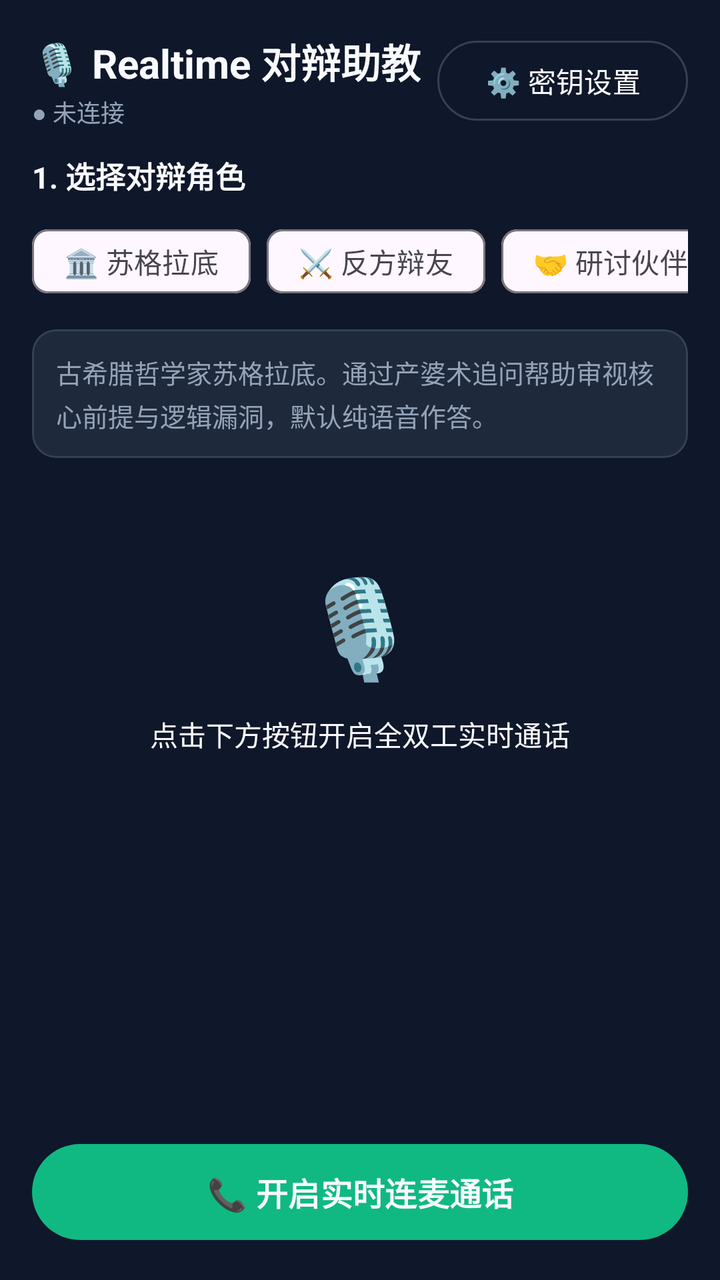
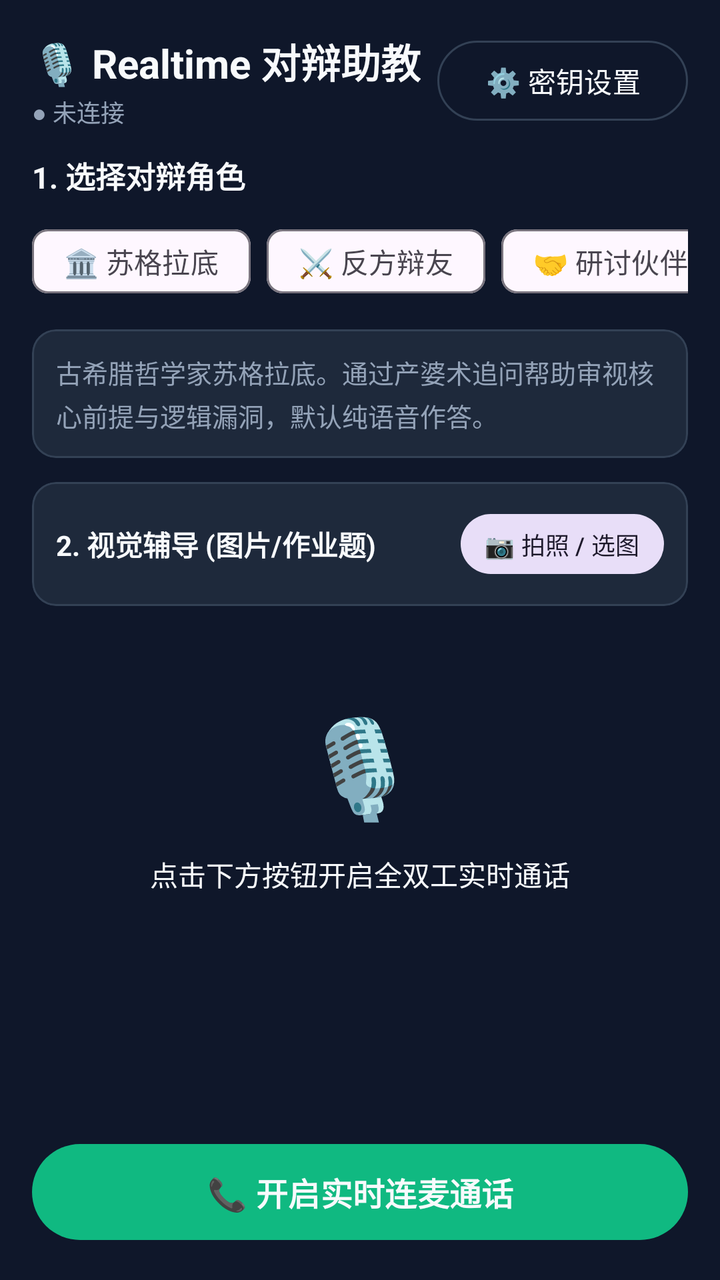

The first picture is an Android layout as it rendered before a commit; the second is the same layout after the commit. The layout source and the unified diff follow.
<!-- AndroidManifest.xml: application theme Theme.RealtimeDebate -->
<!-- res/layout/activity_main.xml -->
<?xml version="1.0" encoding="utf-8"?>
<androidx.constraintlayout.widget.ConstraintLayout xmlns:android="http://schemas.android.com/apk/res/android"
    xmlns:app="http://schemas.android.com/apk/res-auto"
    xmlns:tools="http://schemas.android.com/tools"
    android:layout_width="match_parent"
    android:layout_height="match_parent"
    android:background="@color/bg_dark"
    android:padding="16dp">

    
    <LinearLayout
        android:id="@+id/headerLayout"
        android:layout_width="match_parent"
        android:layout_height="wrap_content"
        android:orientation="horizontal"
        android:gravity="center_vertical"
        app:layout_constraintTop_toTopOf="parent"
        app:layout_constraintStart_toStartOf="parent"
        app:layout_constraintEnd_toEndOf="parent">

        <LinearLayout
            android:layout_width="0dp"
            android:layout_height="wrap_content"
            android:layout_weight="1"
            android:orientation="vertical">

            <TextView
                android:layout_width="wrap_content"
                android:layout_height="wrap_content"
                android:text="🎙️ Realtime 对辩助教"
                android:textColor="@color/text_primary"
                android:textSize="20sp"
                android:textStyle="bold" />

            <TextView
                android:id="@+id/tvConnStatus"
                android:layout_width="wrap_content"
                android:layout_height="wrap_content"
                android:text="@string/status_idle"
                android:textColor="@color/text_secondary"
                android:textSize="12sp"
                android:layout_marginTop="2dp" />
        </LinearLayout>

        <com.google.android.material.button.MaterialButton
            android:id="@+id/btnSettings"
            style="@style/Widget.Material3.Button.OutlinedButton"
            android:layout_width="wrap_content"
            android:layout_height="wrap_content"
            android:text="⚙️ 密钥设置"
            android:textColor="@color/text_primary"
            app:strokeColor="@color/card_stroke" />
    </LinearLayout>

    <ScrollView
        android:layout_width="match_parent"
        android:layout_height="0dp"
        android:layout_marginTop="12dp"
        android:layout_marginBottom="12dp"
        app:layout_constraintTop_toBottomOf="@id/headerLayout"
        app:layout_constraintBottom_toTopOf="@id/bottomControls">

        <LinearLayout
            android:layout_width="match_parent"
            android:layout_height="wrap_content"
            android:orientation="vertical">

            
            <TextView
                android:layout_width="wrap_content"
                android:layout_height="wrap_content"
                android:text="1. 选择对辩角色"
                android:textColor="@color/text_primary"
                android:textSize="15sp"
                android:textStyle="bold"
                android:layout_marginBottom="8dp" />

            
            <HorizontalScrollView
                android:layout_width="match_parent"
                android:layout_height="wrap_content"
                android:scrollbars="none">

                <com.google.android.material.chip.ChipGroup
                    android:id="@+id/roleChipGroup"
                    android:layout_width="wrap_content"
                    android:layout_height="wrap_content"
                    app:singleSelection="true"
                    app:selectionRequired="true">

                    <com.google.android.material.chip.Chip
                        android:id="@+id/chipSocrates"
                        style="@style/Widget.Material3.Chip.Filter"
                        android:layout_width="wrap_content"
                        android:layout_height="wrap_content"
                        android:text="🏛️ 苏格拉底" />

                    <com.google.android.material.chip.Chip
                        android:id="@+id/chipOpponent"
                        style="@style/Widget.Material3.Chip.Filter"
                        android:layout_width="wrap_content"
                        android:layout_height="wrap_content"
                        android:text="⚔️ 反方辩友" />

                    <com.google.android.material.chip.Chip
                        android:id="@+id/chipCollaborator"
                        style="@style/Widget.Material3.Chip.Filter"
                        android:layout_width="wrap_content"
                        android:layout_height="wrap_content"
                        android:text="🤝 研讨伙伴" />

                    <com.google.android.material.chip.Chip
                        android:id="@+id/chipFirstGrade"
                        style="@style/Widget.Material3.Chip.Filter"
                        android:layout_width="wrap_content"
                        android:layout_height="wrap_content"
                        android:text="🎒 一年级学习助手" />

                    <com.google.android.material.chip.Chip
                        android:id="@+id/chipWhys"
                        style="@style/Widget.Material3.Chip.Filter"
                        android:layout_width="wrap_content"
                        android:layout_height="wrap_content"
                        android:text="🌟 十万个为什么" />

                    <com.google.android.material.chip.Chip
                        android:id="@+id/chipCustom"
                        style="@style/Widget.Material3.Chip.Filter"
                        android:layout_width="wrap_content"
                        android:layout_height="wrap_content"
                        android:text="✏️ 自定义角色" />
                </com.google.android.material.chip.ChipGroup>
            </HorizontalScrollView>

            
            <com.google.android.material.card.MaterialCardView
                android:layout_width="match_parent"
                android:layout_height="wrap_content"
                android:layout_marginTop="10dp"
                app:cardBackgroundColor="@color/card_bg"
                app:strokeColor="@color/card_stroke">

                <LinearLayout
                    android:layout_width="match_parent"
                    android:layout_height="wrap_content"
                    android:orientation="vertical"
                    android:padding="12dp">

                    <TextView
                        android:id="@+id/tvRoleDesc"
                        android:layout_width="match_parent"
                        android:layout_height="wrap_content"
                        android:text="古希腊哲学家苏格拉底。通过产婆术追问帮助审视核心前提与逻辑漏洞，默认纯语音作答。"
                        android:textColor="@color/text_secondary"
                        android:textSize="13sp"
                        android:lineSpacingExtra="3dp" />
                </LinearLayout>
            </com.google.android.material.card.MaterialCardView>

            
            <com.google.android.material.card.MaterialCardView
                android:id="@+id/customRoleCard"
                android:layout_width="match_parent"
                android:layout_height="wrap_content"
                android:layout_marginTop="10dp"
                android:visibility="gone"
                app:cardBackgroundColor="@color/card_bg"
                app:strokeColor="@color/primary">

                <LinearLayout
                    android:layout_width="match_parent"
                    android:layout_height="wrap_content"
                    android:orientation="vertical"
                    android:padding="12dp">

                    <TextView
                        android:layout_width="wrap_content"
                        android:layout_height="wrap_content"
                        android:text="✏️ 自定义角色设定与人设"
                        android:textColor="@color/text_primary"
                        android:textSize="14sp"
                        android:textStyle="bold" />

                    <EditText
                        android:id="@+id/etCustomPrompt"
                        android:layout_width="match_parent"
                        android:layout_height="wrap_content"
                        android:layout_marginTop="6dp"
                        android:background="@drawable/bg_edittext"
                        android:padding="10dp"
                        android:textColor="@color/text_primary"
                        android:textColorHint="@color/text_secondary"
                        android:hint="@string/custom_role_prompt_hint"
                        android:textSize="13sp"
                        android:gravity="top"
                        android:minLines="2" />

                    
                    <TextView
                        android:layout_width="wrap_content"
                        android:layout_height="wrap_content"
                        android:layout_marginTop="12dp"
                        android:text="@string/custom_duration_label"
                        android:textColor="@color/text_primary"
                        android:textSize="14sp"
                        android:textStyle="bold" />

                    <EditText
                        android:id="@+id/etCustomDuration"
                        android:layout_width="match_parent"
                        android:layout_height="wrap_content"
                        android:layout_marginTop="6dp"
                        android:background="@drawable/bg_edittext"
                        android:padding="10dp"
                        android:inputType="number"
                        android:text="12"
                        android:hint="@string/custom_duration_hint"
                        android:textColor="@color/text_primary"
                        android:textColorHint="@color/text_secondary"
                        android:textSize="13sp" />
                </LinearLayout>
            </com.google.android.material.card.MaterialCardView>

            
            <LinearLayout
                android:layout_width="match_parent"
                android:layout_height="160dp"
                android:layout_marginTop="20dp"
                android:gravity="center"
                android:orientation="vertical">

                <TextView
                    android:id="@+id/tvVisualizerEmoji"
                    android:layout_width="wrap_content"
                    android:layout_height="wrap_content"
                    android:text="🎙️"
                    android:textSize="48sp" />

                <TextView
                    android:id="@+id/tvLiveStatus"
                    android:layout_width="wrap_content"
                    android:layout_height="wrap_content"
                    android:layout_marginTop="12dp"
                    android:text="点击下方按钮开启全双工实时通话"
                    android:textColor="@color/text_primary"
                    android:textSize="14sp"
                    android:gravity="center" />
            </LinearLayout>

        </LinearLayout>
    </ScrollView>

    
    <LinearLayout
        android:id="@+id/bottomControls"
        android:layout_width="match_parent"
        android:layout_height="wrap_content"
        android:orientation="horizontal"
        android:gravity="center"
        app:layout_constraintBottom_toBottomOf="parent"
        app:layout_constraintStart_toStartOf="parent"
        app:layout_constraintEnd_toEndOf="parent">

        <com.google.android.material.button.MaterialButton
            android:id="@+id/btnMute"
            style="@style/Widget.Material3.Button.OutlinedButton"
            android:layout_width="wrap_content"
            android:layout_height="52dp"
            android:text="🎙️ 静音"
            android:textColor="@color/text_primary"
            android:layout_marginEnd="12dp"
            android:visibility="gone"
            app:strokeColor="@color/card_stroke" />

        <com.google.android.material.button.MaterialButton
            android:id="@+id/btnToggleCall"
            android:layout_width="0dp"
            android:layout_height="56dp"
            android:layout_weight="1"
            android:text="@string/btn_start_call"
            android:textColor="@color/text_primary"
            android:textSize="16sp"
            android:textStyle="bold"
            app:backgroundTint="@color/btn_call"
            app:cornerRadius="28dp" />
    </LinearLayout>

</androidx.constraintlayout.widget.ConstraintLayout>
<!-- resources referenced by this layout -->
<resources>
  <color name="bg_dark">#0F172A</color>
  <color name="btn_call">#10B981</color>
  <color name="card_bg">#1E293B</color>
  <color name="card_stroke">#334155</color>
  <color name="primary">#4F46E5</color>
  <color name="text_primary">#F8FAFC</color>
  <color name="text_secondary">#94A3B8</color>
  <!-- drawable bg_edittext (drawable) -->
  <?xml version="1.0" encoding="utf-8"?>
  <shape xmlns:android="http://schemas.android.com/apk/res/android">
      <solid android:color="#0F172A" />
      <stroke android:width="1dp" android:color="@color/card_stroke" />
      <corners android:radius="8dp" />
  </shape>
  <string name="btn_start_call">📞 开启实时连麦通话</string>
  <string name="custom_duration_hint">请输入期望回答的秒数，默认 12</string>
  <string name="custom_duration_label">单次回答时长（秒）：</string>
  <string name="custom_role_prompt_hint">请输入提示词界定角色</string>
  <string name="status_idle">● 未连接</string>
  <style name="Theme.RealtimeDebate" parent="Theme.Material3.DayNight.NoActionBar">
          <item name="colorPrimary">@color/primary</item>
          <item name="android:statusBarColor">@color/bg_dark</item>
          <item name="android:windowBackground">@color/bg_dark</item>
      </style>
</resources>

<!-- the commit's change to res/layout/activity_main.xml (unified diff, before → after) -->
@@ -222,10 +222,110 @@
             </com.google.android.material.card.MaterialCardView>
 
             
+            <com.google.android.material.card.MaterialCardView
+                android:layout_width="match_parent"
+                android:layout_height="wrap_content"
+                android:layout_marginTop="12dp"
+                app:cardBackgroundColor="@color/card_bg"
+                app:strokeColor="@color/card_stroke"
+                app:cardCornerRadius="12dp">
+
+                <LinearLayout
+                    android:layout_width="match_parent"
+                    android:layout_height="wrap_content"
+                    android:orientation="vertical"
+                    android:padding="12dp">
+
+                    <LinearLayout
+                        android:layout_width="match_parent"
+                        android:layout_height="wrap_content"
+                        android:orientation="horizontal"
+                        android:gravity="center_vertical">
+
+                        <TextView
+                            android:layout_width="0dp"
+                            android:layout_height="wrap_content"
+                            android:layout_weight="1"
+                            android:text="2. 视觉辅导 (图片/作业题)"
+                            android:textColor="@color/text_primary"
+                            android:textSize="14sp"
+                            android:textStyle="bold" />
+
+                        <com.google.android.material.button.MaterialButton
+                            android:id="@+id/btnPickImage"
+                            style="@style/Widget.Material3.Button.TonalButton"
+                            android:layout_width="wrap_content"
+                            android:layout_height="38dp"
+                            android:text="📷 拍照 / 选图"
+                            android:textSize="12sp"
+                            android:paddingHorizontal="12dp"
+                            app:cornerRadius="19dp" />
+                    </LinearLayout>
+
+                    
+                    <LinearLayout
+                        android:id="@+id/panelImagePreview"
+                        android:layout_width="match_parent"
+                        android:layout_height="wrap_content"
+                        android:orientation="horizontal"
+                        android:gravity="center_vertical"
+                        android:layout_marginTop="10dp"
+                        android:padding="8dp"
+                        android:background="@drawable/bg_edittext"
+                        android:visibility="gone">
+
+                        <ImageView
+                            android:id="@+id/ivThumbnail"
+                            android:layout_width="54dp"
+                            android:layout_height="54dp"
+                            android:scaleType="centerCrop"
+                            android:contentDescription="图片预览" />
+
+                        <LinearLayout
+                            android:layout_width="0dp"
+                            android:layout_height="wrap_content"
+                            android:layout_weight="1"
+                            android:orientation="vertical"
+                            android:layout_marginStart="10dp">
+
+                            <TextView
+                                android:id="@+id/tvImageTitle"
+                                android:layout_width="wrap_content"
+                                android:layout_height="wrap_content"
+                                android:text="🖼️ 已选图片"
+                                android:textColor="@color/text_primary"
+                                android:textSize="13sp"
+                                android:textStyle="bold" />
+
+                            <TextView
+                                android:id="@+id/tvImageStatus"
+                                android:layout_width="wrap_content"
+                                android:layout_height="wrap_content"
+                                android:layout_marginTop="2dp"
+                                android:text="正在智能识别画面..."
+                                android:textColor="@color/text_secondary"
+                                android:textSize="11sp" />
+                        </LinearLayout>
+
+                        <com.google.android.material.button.MaterialButton
+                            android:id="@+id/btnRemoveImage"
+                            style="@style/Widget.Material3.Button.TextButton"
+                            android:layout_width="wrap_content"
+                            android:layout_height="36dp"
+                            android:text="✖ 移除"
+                            android:textColor="@color/btn_hangup"
+                            android:textSize="12sp"
+                            android:paddingHorizontal="8dp" />
+                    </LinearLayout>
+
+                </LinearLayout>
+            </com.google.android.material.card.MaterialCardView>
+
+            
             <LinearLayout
                 android:layout_width="match_parent"
                 android:layout_height="160dp"
-                android:layout_marginTop="20dp"
+                android:layout_marginTop="16dp"
                 android:gravity="center"
                 android:orientation="vertical">
 
<!-- resource entries referenced after the edit -->
@@ -2,6 +2,7 @@
 <resources>
   <color name="bg_dark">#0F172A</color>
   <color name="btn_call">#10B981</color>
+  <color name="btn_hangup">#EF4444</color>
   <color name="card_bg">#1E293B</color>
   <color name="card_stroke">#334155</color>
   <color name="primary">#4F46E5</color>
